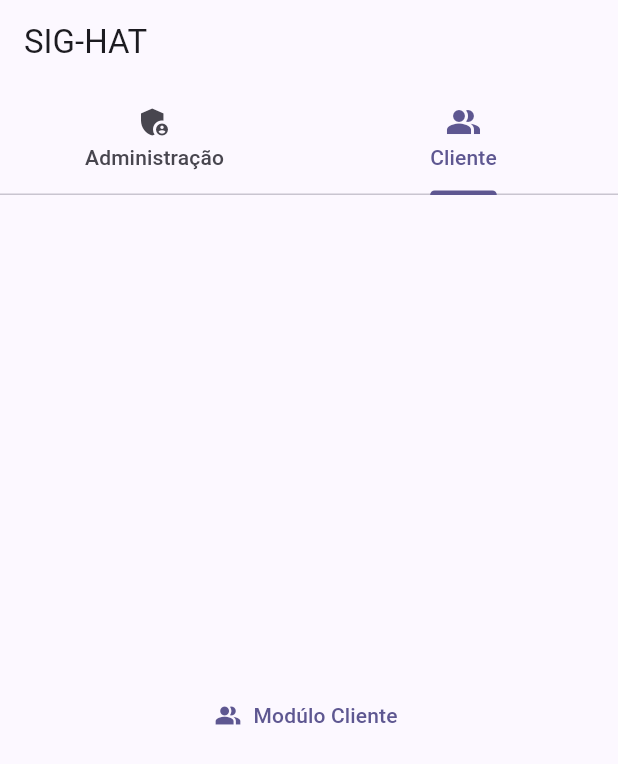
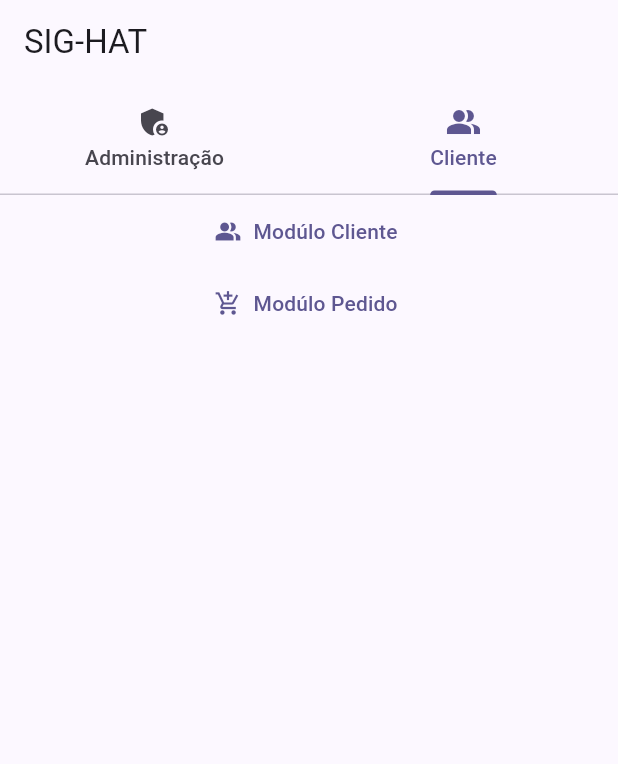
Before and after one commit to DayXL/Atividades-de-POO-1, a Flutter app: the screen it shows after launch, on a phone screen of 412 x 824 dp. Shown: the top 764 px of the screen. Run offline on Flutter 3.47's test engine with Material 2 defaults, Android fonts, the phone set to English and light mode, and no system bars.

Commit message:
adicionado novos botões

```diff
--- a/atv/lib/main.dart
+++ b/atv/lib/main.dart
@@ -68,6 +68,8 @@ class SigHat extends StatelessWidget {
 
         body: TabBarView(
           children: <Widget>[
+            ListView(
+              children: <Widget> [
                 TextButton.icon(
                   label: const Text('Modúlo Boné'),
                   icon: const Icon(Icons.whatshot),
@@ -76,12 +78,47 @@ class SigHat extends StatelessWidget {
                 ),
 
                 TextButton.icon(
+                  label: const Text('Modúlo Fornecedor'),
+                  icon: const Icon(Icons.airport_shuttle),
+                  onPressed: () {
+                  }
+                ),
+
+                TextButton.icon(
+                  label: const Text('Modúlo Estoque'),
+                  icon: const Icon(Icons.all_inclusive),
+                  onPressed: () {
+                  }
+                ),
+
+                TextButton.icon(
+                  label: const Text('Relatórios'),
+                  icon: const Icon(Icons.add_chart),
+                  onPressed: () {
+                  }
+                ),
+
+              ],
+            ),
+
+            ListView(
+              children: <Widget> [
+                TextButton.icon(
                   label: const Text('Modúlo Cliente'),
                   icon: const Icon(Icons.people_alt),
                   onPressed: () {
                   }
                 ),
 
+                TextButton.icon(
+                  label: const Text('Modúlo Pedido'),
+                  icon: const Icon(Icons.add_shopping_cart ),
+                  onPressed: () {
+                  }
+                ),
+
+              ],
+            ),
           ],
 
         ),
```
Lines whose indentation alone changed are shown as unchanged.
